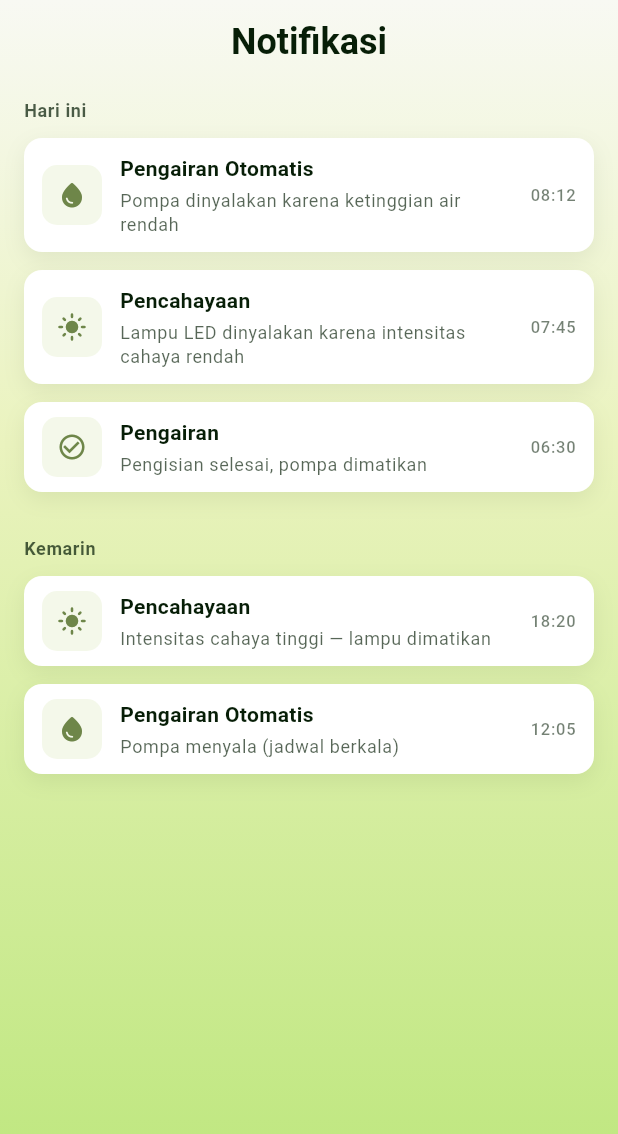
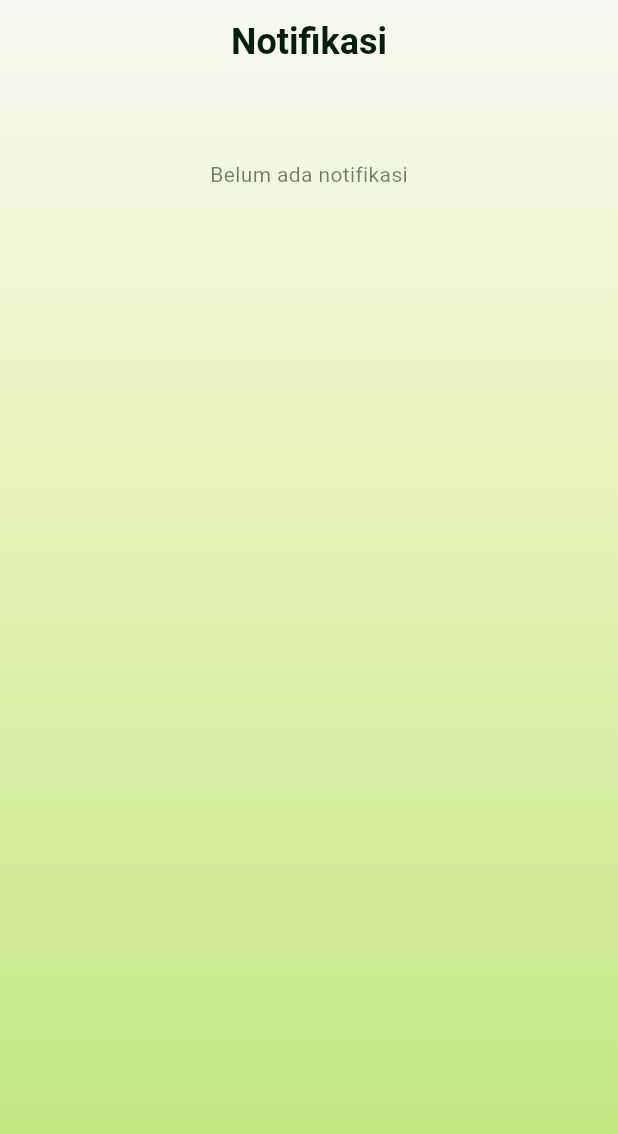
Before and after one commit to Kiarra21/GrowLit-Mobile, a Flutter app: the NotificationsScreen screen opened directly, on a phone screen of 412 x 824 dp. Shown: the top 1134 px of the screen. Run offline on Flutter 3.47's test engine with Material 3 defaults, Android fonts, the phone set to English and light mode, and no system bars; our stand-ins replace cloud_firestore, firebase_core, flutter_local_notifications; missing offline and left inert: mqtt_client; accounts and stored records are empty; Roboto replaces fonts that are missing (Poppins).

Commit message:
mqtt done,auth done and notifications done

```diff
--- a/lib/features/auth/presentation/screens/notifications_screen.dart
+++ b/lib/features/auth/presentation/screens/notifications_screen.dart
@@ -1,3 +1,4 @@
+import 'package:growlit_mobile/services/iot_mqtt_service.dart';
 import 'package:flutter/material.dart';
 import 'package:growlit_mobile/theme/colors.dart';
 
@@ -15,47 +16,13 @@ class NotificationItem {
   final IconData icon;
 }
 
-const List<NotificationItem> _kTodayNotifications = [
-  NotificationItem(
-    title: 'Pengairan Otomatis',
-    message: 'Pompa dinyalakan karena ketinggian air rendah',
-    time: '08:12',
-    icon: Icons.water_drop_rounded,
-  ),
-  NotificationItem(
-    title: 'Pencahayaan',
-    message: 'Lampu LED dinyalakan karena intensitas cahaya rendah',
-    time: '07:45',
-    icon: Icons.light_mode_rounded,
-  ),
-  NotificationItem(
-    title: 'Pengairan',
-    message: 'Pengisian selesai, pompa dimatikan',
-    time: '06:30',
-    icon: Icons.check_circle_outline,
-  ),
-];
-
-const List<NotificationItem> _kYesterdayNotifications = [
-  NotificationItem(
-    title: 'Pencahayaan',
-    message: 'Intensitas cahaya tinggi — lampu dimatikan',
-    time: '18:20',
-    icon: Icons.light_mode_rounded,
-  ),
-  NotificationItem(
-    title: 'Pengairan Otomatis',
-    message: 'Pompa menyala (jadwal berkala)',
-    time: '12:05',
-    icon: Icons.water_drop_rounded,
-  ),
-];
-
 class NotificationsScreen extends StatelessWidget {
   const NotificationsScreen({super.key});
 
   @override
   Widget build(BuildContext context) {
+    final mqttService = GrowlitMqttService.instance;
+
     return Scaffold(
       backgroundColor: Colors.transparent,
       body: Container(
@@ -73,7 +40,12 @@ class NotificationsScreen extends StatelessWidget {
           ),
         ),
         child: SafeArea(
-          child: SingleChildScrollView(
+          child: AnimatedBuilder(
+            animation: mqttService.notifications,
+            builder: (context, _) {
+              final liveNotifications = mqttService.notifications.value;
+
+              return SingleChildScrollView(
                 padding: const EdgeInsets.fromLTRB(16, 14, 16, 110),
                 child: Column(
                   crossAxisAlignment: CrossAxisAlignment.start,
@@ -81,7 +53,8 @@ class NotificationsScreen extends StatelessWidget {
                     Center(
                       child: Text(
                         'Notifikasi',
-                    style: Theme.of(context).textTheme.displayMedium?.copyWith(
+                        style:
+                            Theme.of(context).textTheme.displayMedium?.copyWith(
                                   color: AppColors.darkGreen,
                                   fontSize: 24,
                                   fontWeight: FontWeight.w700,
@@ -89,17 +62,35 @@ class NotificationsScreen extends StatelessWidget {
                       ),
                     ),
                     const SizedBox(height: 24),
-                _SectionLabel(title: 'Hari ini'),
+                    if (liveNotifications.isNotEmpty) ...[
+                      _SectionLabel(title: 'Notifikasi Perangkat'),
                       const SizedBox(height: 10),
-                ..._kTodayNotifications.map((n) => _NotificationTile(item: n)),
-                const SizedBox(height: 18),
-                _SectionLabel(title: 'Kemarin'),
-                const SizedBox(height: 10),
-                ..._kYesterdayNotifications.map(
-                  (n) => _NotificationTile(item: n),
+                      ...liveNotifications.map(
+                        (n) => _NotificationTile(
+                          item: NotificationItem(
+                            title: n.title,
+                            message: n.message,
+                            time: n.time,
+                            icon: n.icon,
+                          ),
+                        ),
+                      ),
+                    ] else
+                      Center(
+                        child: Padding(
+                          padding: const EdgeInsets.symmetric(vertical: 40),
+                          child: Text(
+                            'Belum ada notifikasi',
+                            style: Theme.of(context).textTheme.bodyMedium?.copyWith(
+                              color: AppColors.darkGreen.withValues(alpha: 0.56),
+                            ),
+                          ),
+                        ),
                       ),
                   ],
                 ),
+              );
+            },
           ),
         ),
       ),
--- a/pubspec.yaml
+++ b/pubspec.yaml
@@ -32,11 +32,13 @@ dependencies:
     sdk: flutter
 
   firebase_core: ^4.7.0
+  cloud_firestore: ^6.3.0
   mqtt_client: ^10.11.11
 
   # The following adds the Cupertino Icons font to your application.
   # Use with the CupertinoIcons class for iOS style icons.
   cupertino_icons: ^1.0.8
+  flutter_local_notifications: 21.0.0
 
 dev_dependencies:
   flutter_test:
```
Also changed, not shown: lib/features/auth/presentation/screens/beranda_screen.dart (+7 -3 lines), lib/features/auth/presentation/screens/dashboard_screen.dart (+25 -28 lines), lib/features/auth/presentation/screens/login_screen.dart (+122 -12 lines), lib/main.dart (+7 -0 lines), lib/services/iot_mqtt_service.dart (+102 -12 lines), lib/services/local_notification_service.dart (added, +70 -0 lines), pubspec.lock, 17 other files. Lines whose indentation alone changed are shown as unchanged.
